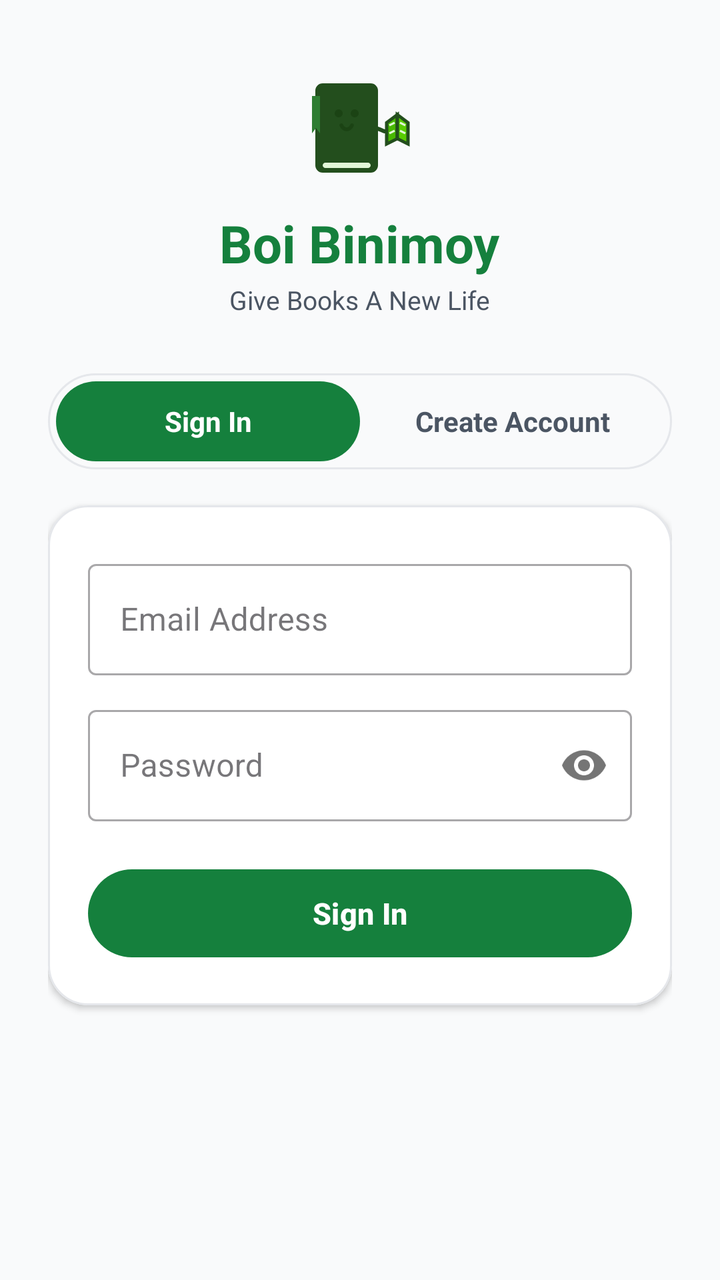
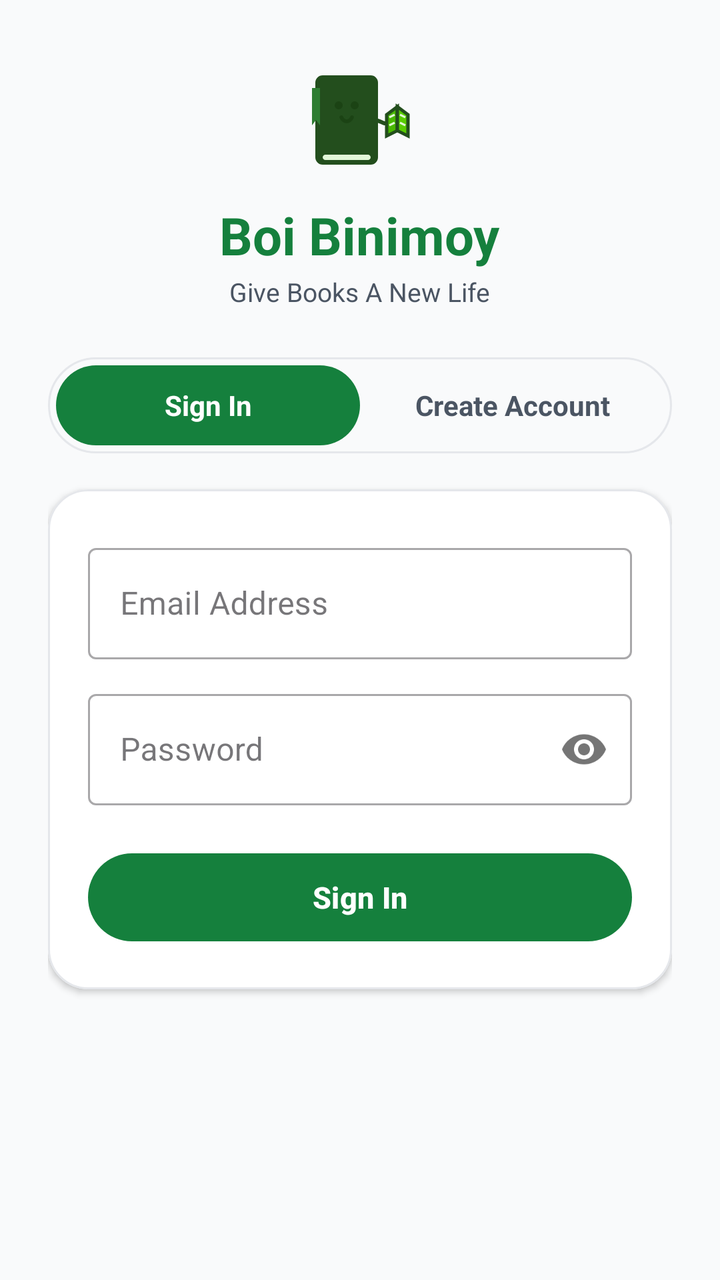

Screens rendered from an Android XML layout before and after an edit, with the pre-edit source and the edit as a unified diff.
<!-- AndroidManifest.xml: application theme Theme.BoiBinimoy -->
<!-- res/layout/activity_login.xml -->
<?xml version="1.0" encoding="utf-8"?>
<androidx.core.widget.NestedScrollView xmlns:android="http://schemas.android.com/apk/res/android"
    xmlns:app="http://schemas.android.com/apk/res-auto"
    xmlns:tools="http://schemas.android.com/tools"
    android:layout_width="match_parent"
    android:layout_height="match_parent"
    android:background="@color/background_light"
    android:fillViewport="true"
    android:scrollbars="none"
    tools:context=".ui.auth.LoginActivity">

    <LinearLayout
        android:id="@+id/layoutLoginRoot"
        android:layout_width="match_parent"
        android:layout_height="wrap_content"
        android:orientation="vertical"
        android:paddingStart="24dp"
        android:paddingEnd="24dp"
        android:paddingTop="36dp"
        android:paddingBottom="36dp"
        android:gravity="center_horizontal">

        
        <ImageView
            android:id="@+id/ivLoginLogo"
            android:layout_width="64dp"
            android:layout_height="56dp"
            android:src="@drawable/ic_logo_mascot"
            android:contentDescription="Boi Binimoy Mascot" />

        <TextView
            android:layout_width="wrap_content"
            android:layout_height="wrap_content"
            android:layout_marginTop="12dp"
            android:text="Boi Binimoy"
            android:textColor="@color/primary_green"
            android:textSize="26sp"
            android:textStyle="bold" />

        <TextView
            android:layout_width="wrap_content"
            android:layout_height="wrap_content"
            android:layout_marginTop="2dp"
            android:text="Give Books A New Life"
            android:textColor="@color/text_secondary"
            android:textSize="13sp" />

        
        <LinearLayout
            android:layout_width="match_parent"
            android:layout_height="48dp"
            android:layout_marginTop="28dp"
            android:background="@drawable/bg_search_bar"
            android:orientation="horizontal"
            android:padding="4dp">

            <TextView
                android:id="@+id/tabSignIn"
                android:layout_width="0dp"
                android:layout_height="match_parent"
                android:layout_weight="1"
                android:gravity="center"
                android:background="@drawable/bg_pill_button"
                android:backgroundTint="@color/primary_green"
                android:text="Sign In"
                android:textColor="@color/white"
                android:textSize="14sp"
                android:textStyle="bold" />

            <TextView
                android:id="@+id/tabSignUp"
                android:layout_width="0dp"
                android:layout_height="match_parent"
                android:layout_weight="1"
                android:gravity="center"
                android:text="Create Account"
                android:textColor="@color/text_secondary"
                android:textSize="14sp"
                android:textStyle="bold" />

        </LinearLayout>

        
        <com.google.android.material.card.MaterialCardView
            android:layout_width="match_parent"
            android:layout_height="wrap_content"
            android:layout_marginTop="18dp"
            app:cardCornerRadius="20dp"
            app:cardElevation="2dp"
            app:strokeWidth="1dp"
            app:strokeColor="#E5E7EB"
            app:cardBackgroundColor="@color/white">

            <LinearLayout
                android:layout_width="match_parent"
                android:layout_height="wrap_content"
                android:orientation="vertical"
                android:padding="20dp">

                
                <com.google.android.material.textfield.TextInputLayout
                    android:id="@+id/tilName"
                    android:layout_width="match_parent"
                    android:layout_height="wrap_content"
                    android:hint="Full Name"
                    android:visibility="gone"
                    style="@style/Widget.MaterialComponents.TextInputLayout.OutlinedBox">

                    <com.google.android.material.textfield.TextInputEditText
                        android:id="@+id/etName"
                        android:layout_width="match_parent"
                        android:layout_height="wrap_content"
                        android:inputType="textPersonName"
                        android:textColor="@color/text_primary" />

                </com.google.android.material.textfield.TextInputLayout>

                
                <com.google.android.material.textfield.TextInputLayout
                    android:id="@+id/tilLocation"
                    android:layout_width="match_parent"
                    android:layout_height="wrap_content"
                    android:layout_marginTop="12dp"
                    android:hint="Location (e.g. Dhanmondi, Dhaka)"
                    android:visibility="gone"
                    style="@style/Widget.MaterialComponents.TextInputLayout.OutlinedBox">

                    <com.google.android.material.textfield.TextInputEditText
                        android:id="@+id/etLocation"
                        android:layout_width="match_parent"
                        android:layout_height="wrap_content"
                        android:inputType="textPostalAddress"
                        android:textColor="@color/text_primary" />

                </com.google.android.material.textfield.TextInputLayout>

                
                <com.google.android.material.textfield.TextInputLayout
                    android:id="@+id/tilPhone"
                    android:layout_width="match_parent"
                    android:layout_height="wrap_content"
                    android:layout_marginTop="12dp"
                    android:hint="Phone Number"
                    android:visibility="gone"
                    style="@style/Widget.MaterialComponents.TextInputLayout.OutlinedBox">

                    <com.google.android.material.textfield.TextInputEditText
                        android:id="@+id/etPhone"
                        android:layout_width="match_parent"
                        android:layout_height="wrap_content"
                        android:inputType="phone"
                        android:textColor="@color/text_primary" />

                </com.google.android.material.textfield.TextInputLayout>

                
                <com.google.android.material.textfield.TextInputLayout
                    android:id="@+id/tilEmail"
                    android:layout_width="match_parent"
                    android:layout_height="wrap_content"
                    android:layout_marginTop="4dp"
                    android:hint="Email Address"
                    style="@style/Widget.MaterialComponents.TextInputLayout.OutlinedBox">

                    <com.google.android.material.textfield.TextInputEditText
                        android:id="@+id/etEmail"
                        android:layout_width="match_parent"
                        android:layout_height="wrap_content"
                        android:inputType="textEmailAddress"
                        android:textColor="@color/text_primary" />

                </com.google.android.material.textfield.TextInputLayout>

                
                <com.google.android.material.textfield.TextInputLayout
                    android:id="@+id/tilPassword"
                    android:layout_width="match_parent"
                    android:layout_height="wrap_content"
                    android:layout_marginTop="12dp"
                    android:hint="Password"
                    app:passwordToggleEnabled="true"
                    style="@style/Widget.MaterialComponents.TextInputLayout.OutlinedBox">

                    <com.google.android.material.textfield.TextInputEditText
                        android:id="@+id/etPassword"
                        android:layout_width="match_parent"
                        android:layout_height="wrap_content"
                        android:inputType="textPassword"
                        android:textColor="@color/text_primary" />

                </com.google.android.material.textfield.TextInputLayout>

                
                <com.google.android.material.button.MaterialButton
                    android:id="@+id/btnAuthSubmit"
                    android:layout_width="match_parent"
                    android:layout_height="52dp"
                    android:layout_marginTop="20dp"
                    android:text="Sign In"
                    android:textColor="@color/white"
                    android:textSize="15sp"
                    android:textStyle="bold"
                    app:cornerRadius="26dp"
                    app:backgroundTint="@color/primary_green" />

                
                <ProgressBar
                    android:id="@+id/pbAuthLoading"
                    android:layout_width="32dp"
                    android:layout_height="32dp"
                    android:layout_gravity="center"
                    android:layout_marginTop="12dp"
                    android:indeterminateTint="@color/primary_green"
                    android:visibility="gone" />

            </LinearLayout>

        </com.google.android.material.card.MaterialCardView>

    </LinearLayout>

</androidx.core.widget.NestedScrollView>
<!-- resources referenced by this layout -->
<resources>
  <color name="background_light">#F9FAFB</color>
  <color name="primary_green">#15803D</color>
  <color name="text_primary">#111827</color>
  <color name="text_secondary">#4B5563</color>
  <color name="white">#FFFFFF</color>
  <!-- drawable bg_pill_button (drawable) -->
  <?xml version="1.0" encoding="utf-8"?>
  <shape xmlns:android="http://schemas.android.com/apk/res/android"
      android:shape="rectangle">
      <corners android:radius="20dp" />
      <solid android:color="#0F4F27" />
  </shape>
  <!-- drawable bg_search_bar (drawable) -->
  <?xml version="1.0" encoding="utf-8"?>
  <shape xmlns:android="http://schemas.android.com/apk/res/android"
      android:shape="rectangle">
      <corners android:radius="24dp" />
      <solid android:color="@color/search_bar_bg" />
      <stroke
          android:width="1dp"
          android:color="#E5E7EB" />
  </shape>
  <!-- drawable ic_logo_mascot: vector/xml drawable (drawable, 2154 chars, omitted) -->
  <style name="Theme.BoiBinimoy" parent="Theme.Material3.DayNight.NoActionBar">
          
          <item name="colorPrimary">@color/primary_green</item>
          <item name="colorPrimaryDark">@color/primary_green_dark</item>
          <item name="colorOnPrimary">@color/white</item>
          <item name="colorSecondary">@color/primary_green_light</item>
          <item name="colorSecondaryVariant">@color/primary_green_dark</item>
          <item name="colorOnSecondary">@color/white</item>
          
          
          <item name="android:statusBarColor">@color/background_light</item>
          <item name="android:windowLightStatusBar">true</item>
          <item name="android:navigationBarColor">@color/white</item>
          <item name="android:windowLightNavigationBar" tools:targetApi="o_mr1">true</item>
          <item name="android:windowBackground">@color/background_light</item>
      </style>
  <color name="search_bar_bg">#F9FAFB</color>
  <color name="primary_green_dark">#14532D</color>
  <color name="primary_green_light">#22C55E</color>
</resources>

<!-- the commit's change to res/layout/activity_login.xml (unified diff, before → after) -->
@@ -2,11 +2,13 @@
 <androidx.core.widget.NestedScrollView xmlns:android="http://schemas.android.com/apk/res/android"
     xmlns:app="http://schemas.android.com/apk/res-auto"
     xmlns:tools="http://schemas.android.com/tools"
+    android:id="@+id/scrollLoginRoot"
     android:layout_width="match_parent"
     android:layout_height="match_parent"
     android:background="@color/background_light"
     android:fillViewport="true"
-    android:scrollbars="none"
+    android:clipToPadding="false"
+    android:scrollbars="vertical"
     tools:context=".ui.auth.LoginActivity">
 
     <LinearLayout
@@ -16,8 +18,8 @@
         android:orientation="vertical"
         android:paddingStart="24dp"
         android:paddingEnd="24dp"
-        android:paddingTop="36dp"
-        android:paddingBottom="36dp"
+        android:paddingTop="32dp"
+        android:paddingBottom="48dp"
         android:gravity="center_horizontal">
 
         
@@ -49,7 +51,7 @@
         <LinearLayout
             android:layout_width="match_parent"
             android:layout_height="48dp"
-            android:layout_marginTop="28dp"
+            android:layout_marginTop="24dp"
             android:background="@drawable/bg_search_bar"
             android:orientation="horizontal"
             android:padding="4dp">
@@ -65,7 +67,9 @@
                 android:text="Sign In"
                 android:textColor="@color/white"
                 android:textSize="14sp"
-                android:textStyle="bold" />
+                android:textStyle="bold"
+                android:clickable="true"
+                android:focusable="true" />
 
             <TextView
                 android:id="@+id/tabSignUp"
@@ -76,7 +80,9 @@
                 android:text="Create Account"
                 android:textColor="@color/text_secondary"
                 android:textSize="14sp"
-                android:textStyle="bold" />
+                android:textStyle="bold"
+                android:clickable="true"
+                android:focusable="true" />
 
         </LinearLayout>
 
@@ -111,6 +117,7 @@
                         android:layout_width="match_parent"
                         android:layout_height="wrap_content"
                         android:inputType="textPersonName"
+                        android:imeOptions="actionNext"
                         android:textColor="@color/text_primary" />
 
                 </com.google.android.material.textfield.TextInputLayout>
@@ -130,6 +137,7 @@
                         android:layout_width="match_parent"
                         android:layout_height="wrap_content"
                         android:inputType="textPostalAddress"
+                        android:imeOptions="actionNext"
                         android:textColor="@color/text_primary" />
 
                 </com.google.android.material.textfield.TextInputLayout>
@@ -149,6 +157,7 @@
                         android:layout_width="match_parent"
                         android:layout_height="wrap_content"
                         android:inputType="phone"
+                        android:imeOptions="actionNext"
                         android:textColor="@color/text_primary" />
 
                 </com.google.android.material.textfield.TextInputLayout>
@@ -167,6 +176,7 @@
                         android:layout_width="match_parent"
                         android:layout_height="wrap_content"
                         android:inputType="textEmailAddress"
+                        android:imeOptions="actionNext"
                         android:textColor="@color/text_primary" />
 
                 </com.google.android.material.textfield.TextInputLayout>
@@ -186,6 +196,7 @@
                         android:layout_width="match_parent"
                         android:layout_height="wrap_content"
                         android:inputType="textPassword"
+                        android:imeOptions="actionDone"
                         android:textColor="@color/text_primary" />
 
                 </com.google.android.material.textfield.TextInputLayout>
